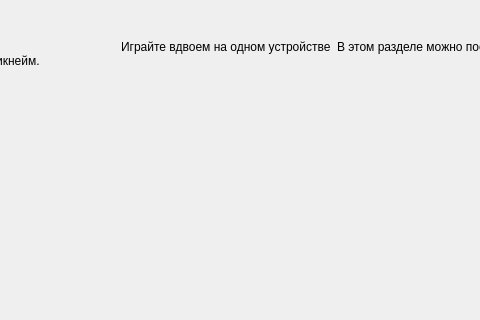
First picture: the form in main_menu.ui, repository jur4ikoff/Krestiki-Noliki, before the edit; both pictures show x 376 to 856 and y 413 to 733 of the 1310 by 858 pixel window.
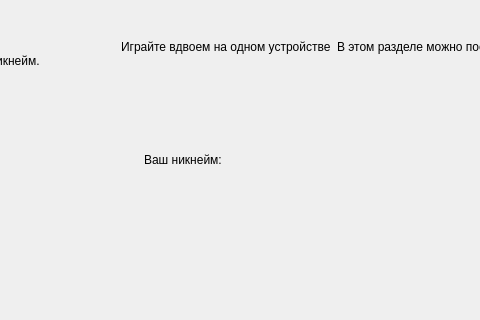
Second picture: the form after the edit.

Commit message: commit 8 Обновлен интерфейс. добавлена бд с никами

What changed in the file:
```diff
--- a/main_menu.ui
+++ b/main_menu.ui
@@ -96,6 +96,19 @@
      </item>
     </layout>
    </widget>
+   <widget class="QLabel" name="label_5">
+    <property name="geometry">
+     <rect>
+      <x>520</x>
+      <y>530</y>
+      <width>192</width>
+      <height>86</height>
+     </rect>
+    </property>
+    <property name="text">
+     <string>Ваш никнейм:</string>
+    </property>
+   </widget>
   </widget>
   <widget class="QMenuBar" name="menubar">
    <property name="geometry">
```
The commit also changes 3 other files.
